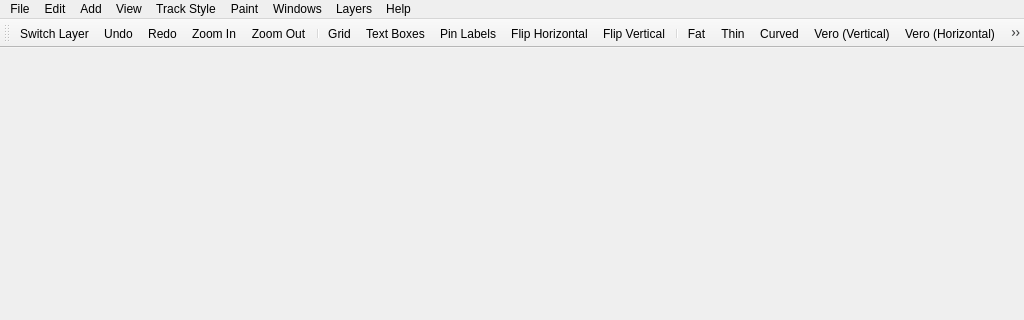
Before: the Qt Designer form src/mainwindow.ui in melak/veroroute, drawn with Qt 5; both pictures show x 0 to 1024 and y 0 to 320 of the 1024 by 760 pixel window.
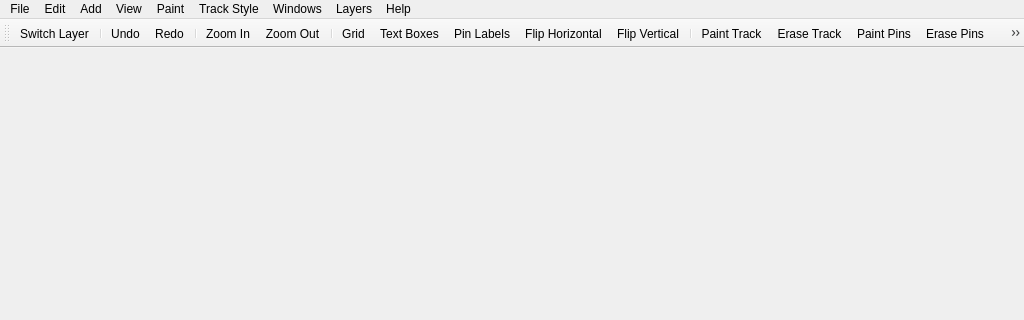
After: the same form once the commit is applied. Icons and pictures are not drawn.

Commit message: Make it easier to try out Android UI on desktop builds.  Make end painting on Android unselect the current net.  Add smart pan functionality to Android, and allow both left/right mouse clicks in blank areas grab whole grid, even in desktop builds. Dialogs should not relay keypresses to mainwindow in Android.  Don't show name/value for flying wire pads (like markers/wires).  Revert default resistor/inductor/diode lengths  to 300mil.

Patch:
```diff
--- a/src/mainwindow.ui
+++ b/src/mainwindow.ui
@@ -274,8 +274,8 @@
    <addaction name="menuEdit"/>
    <addaction name="menuAdd"/>
    <addaction name="menuView"/>
-   <addaction name="menuTrack_Style"/>
    <addaction name="menuPaint"/>
+   <addaction name="menuTrack_Style"/>
    <addaction name="menuWindow"/>
    <addaction name="menuLayers"/>
    <addaction name="menuHelp"/>
@@ -338,8 +338,10 @@
     <bool>false</bool>
    </attribute>
    <addaction name="actionSwitchLayer"/>
+   <addaction name="separator"/>
    <addaction name="actionUndo"/>
    <addaction name="actionRedo"/>
+   <addaction name="separator"/>
    <addaction name="actionZoom_In"/>
    <addaction name="actionZoom_Out"/>
    <addaction name="separator"/>
@@ -349,6 +351,11 @@
    <addaction name="actionToggleFlipH"/>
    <addaction name="actionToggleFlipV"/>
    <addaction name="separator"/>
+   <addaction name="actionPaintGrid"/>
+   <addaction name="actionEraseGrid"/>
+   <addaction name="actionPaintPins"/>
+   <addaction name="actionErasePins"/>
+   <addaction name="actionPaintFlood"/>
    <addaction name="actionFat"/>
    <addaction name="actionThin"/>
    <addaction name="actionCurved"/>
@@ -361,15 +368,6 @@
    <addaction name="actionFill"/>
    <addaction name="separator"/>
    <addaction name="actionSelectArea"/>
-   <addaction name="separator"/>
-   <addaction name="separator"/>
-   <addaction name="actionPaintGrid"/>
-   <addaction name="actionEraseGrid"/>
-   <addaction name="separator"/>
-   <addaction name="separator"/>
-   <addaction name="actionPaintPins"/>
-   <addaction name="actionErasePins"/>
-   <addaction name="actionPaintFlood"/>
   </widget>
   <widget class="QToolBar" name="toolBar_2">
    <property name="minimumSize">
@@ -1410,7 +1408,7 @@
      <normaloff>:/images/paintflood.png</normaloff>:/images/paintflood.png</iconset>
    </property>
    <property name="text">
-    <string>Flood Track and Pins</string>
+    <string>Flood Pins and Track</string>
    </property>
    <property name="toolTip">
     <string>Flood Track and Pins</string>
```
Left out of the diff: 11 changed lines with no effect on the pictures. The commit also changes 22 other files.
